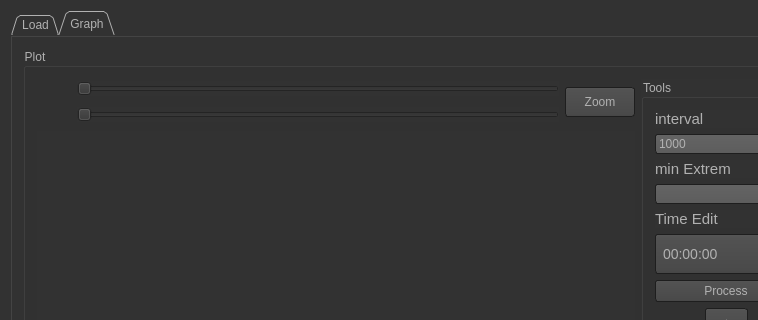
The window that QCustomPlot_Logs/mainwindow.ui (IvanPerletti/BugLot) describes before a commit, drawn with Qt 5; both pictures show x 0 to 758 and y 0 to 320 of the 848 by 644 pixel window.
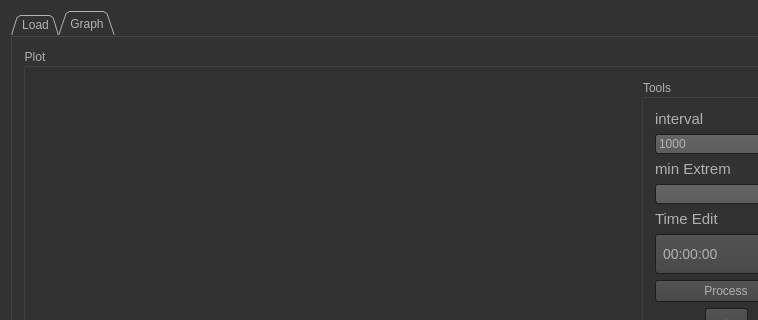
The same window after the commit. Icons and pictures are not drawn. Custom widgets are drawn as their Qt base class.

Diff of the .ui file:
```diff
--- a/QCustomPlot_Logs/mainwindow.ui
+++ b/QCustomPlot_Logs/mainwindow.ui
@@ -737,91 +737,6 @@
               <layout class="QHBoxLayout" name="horizontalLayout_7">
                <item>
                 <layout class="QVBoxLayout" name="verticalLayout_6">
-                 <item>
-                  <layout class="QVBoxLayout" name="verticalLayout_5">
-                   <item>
-                    <layout class="QHBoxLayout" name="horizontalLayout_10">
-                     <item>
-                      <layout class="QVBoxLayout" name="verticalLayout">
-                       <item>
-                        <layout class="QHBoxLayout" name="horizontalLayout_3">
-                         <item>
-                          <spacer name="horizontalSpacer_3">
-                           <property name="orientation">
-                            <enum>Qt::Horizontal</enum>
-                           </property>
-                           <property name="sizeType">
-                            <enum>QSizePolicy::Minimum</enum>
-                           </property>
-                           <property name="sizeHint" stdset="0">
-                            <size>
-                             <width>40</width>
-                             <height>20</height>
-                            </size>
-                           </property>
-                          </spacer>
-                         </item>
-                         <item>
-                          <widget class="QSlider" name="hsInfInterval">
-                           <property name="maximum">
-                            <number>100</number>
-                           </property>
-                           <property name="orientation">
-                            <enum>Qt::Horizontal</enum>
-                           </property>
-                          </widget>
-                         </item>
-                        </layout>
-                       </item>
-                       <item>
-                        <layout class="QHBoxLayout" name="horizontalLayout_9">
-                         <item>
-                          <spacer name="horizontalSpacer_9">
-                           <property name="orientation">
-                            <enum>Qt::Horizontal</enum>
-                           </property>
-                           <property name="sizeType">
-                            <enum>QSizePolicy::Minimum</enum>
-                           </property>
-                           <property name="sizeHint" stdset="0">
-                            <size>
-                             <width>40</width>
-                             <height>20</height>
-                            </size>
-                           </property>
-                          </spacer>
-                         </item>
-                         <item>
-                          <widget class="QSlider" name="hsSupInterval">
-                           <property name="maximum">
-                            <number>100</number>
-                           </property>
-                           <property name="orientation">
-                            <enum>Qt::Horizontal</enum>
-                           </property>
-                          </widget>
-                         </item>
-                        </layout>
-                       </item>
-                      </layout>
-                     </item>
-                     <item>
-                      <widget class="QPushButton" name="pushButtonZoom">
-                       <property name="minimumSize">
-                        <size>
-                         <width>70</width>
-                         <height>30</height>
-                        </size>
-                       </property>
-                       <property name="text">
-                        <string>Zoom</string>
-                       </property>
-                      </widget>
-                     </item>
-                    </layout>
-                   </item>
-                  </layout>
-                 </item>
                  <item>
                   <widget class="QCustomPlot" name="customPlot" native="true">
                    <property name="minimumSize">
```
Left out of the diff: 6 changed lines with no effect on the pictures.
